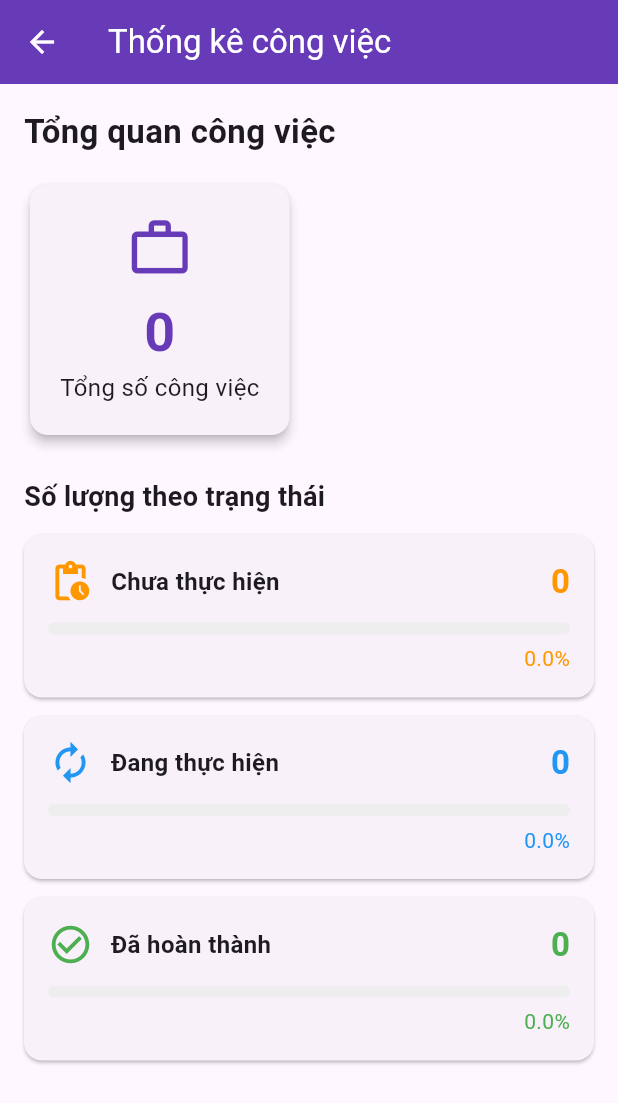
After one commit to doantanluckhmt2411058/KHMT2411058_DOANTANLUC_casestudy2, a Flutter app: the TaskListScreen screen opened directly, after a tap on the "bar chart" icon, on a phone screen of 412 x 824 dp. The commit adds this screen. Shown: the top 1103 px of the screen. Run offline on Flutter 3.47's test engine with Material 3 defaults, Android fonts, the phone set to English and light mode, and no system bars; our stand-ins replace shared_preferences; accounts and stored records are empty; network calls fail.

Commit message:
Hoan thanh E1 thong ke cong viec

```diff
--- /dev/null
+++ b/TaskManager/lib/screens/statistics_screen.dart
@@ -0,0 +1,161 @@
+import 'package:flutter/material.dart';
+
+class StatisticsScreen extends StatelessWidget {
+  final List<dynamic> tasks;
+
+  const StatisticsScreen({super.key, required this.tasks});
+
+  int countByStatus(String status) {
+    return tasks.where((task) {
+      if (task is! Map) return false;
+      return task['status']?.toString() == status;
+    }).length;
+  }
+
+  @override
+  Widget build(BuildContext context) {
+    final todo = countByStatus('todo');
+    final inProgress = countByStatus('in_progress');
+    final completed = countByStatus('completed');
+    final total = tasks.length;
+
+    return Scaffold(
+      appBar: AppBar(
+        title: const Text('Thống kê công việc'),
+        backgroundColor: Colors.deepPurple,
+        foregroundColor: Colors.white,
+      ),
+      body: SingleChildScrollView(
+        padding: const EdgeInsets.all(16),
+        child: Column(
+          crossAxisAlignment: CrossAxisAlignment.start,
+          children: [
+            const Text(
+              'Tổng quan công việc',
+              style: TextStyle(fontSize: 22, fontWeight: FontWeight.bold),
+            ),
+            const SizedBox(height: 16),
+
+            Card(
+              elevation: 3,
+              child: Padding(
+                padding: const EdgeInsets.all(20),
+                child: Column(
+                  children: [
+                    const Icon(
+                      Icons.work_outline,
+                      size: 45,
+                      color: Colors.deepPurple,
+                    ),
+                    const SizedBox(height: 8),
+                    Text(
+                      '$total',
+                      style: const TextStyle(
+                        fontSize: 36,
+                        fontWeight: FontWeight.bold,
+                        color: Colors.deepPurple,
+                      ),
+                    ),
+                    const Text(
+                      'Tổng số công việc',
+                      style: TextStyle(fontSize: 16),
+                    ),
+                  ],
+                ),
+              ),
+            ),
+
+            const SizedBox(height: 24),
+            const Text(
+              'Số lượng theo trạng thái',
+              style: TextStyle(fontSize: 18, fontWeight: FontWeight.bold),
+            ),
+            const SizedBox(height: 12),
+
+            _buildStatusCard(
+              title: 'Chưa thực hiện',
+              count: todo,
+              total: total,
+              color: Colors.orange,
+              icon: Icons.pending_actions,
+            ),
+            _buildStatusCard(
+              title: 'Đang thực hiện',
+              count: inProgress,
+              total: total,
+              color: Colors.blue,
+              icon: Icons.autorenew,
+            ),
+            _buildStatusCard(
+              title: 'Đã hoàn thành',
+              count: completed,
+              total: total,
+              color: Colors.green,
+              icon: Icons.check_circle_outline,
+            ),
+          ],
+        ),
+      ),
+    );
+  }
+
+  Widget _buildStatusCard({
+    required String title,
+    required int count,
+    required int total,
+    required Color color,
+    required IconData icon,
+  }) {
+    final percent = total == 0 ? 0.0 : count / total;
+
+    return Card(
+      margin: const EdgeInsets.only(bottom: 12),
+      child: Padding(
+        padding: const EdgeInsets.all(16),
+        child: Column(
+          children: [
+            Row(
+              children: [
+                Icon(icon, color: color, size: 30),
+                const SizedBox(width: 12),
+                Expanded(
+                  child: Text(
+                    title,
+                    style: const TextStyle(
+                      fontSize: 16,
+                      fontWeight: FontWeight.w600,
+                    ),
+                  ),
+                ),
+                Text(
+                  '$count',
+                  style: TextStyle(
+                    fontSize: 22,
+                    fontWeight: FontWeight.bold,
+                    color: color,
+                  ),
+                ),
+              ],
+            ),
+            const SizedBox(height: 12),
+            LinearProgressIndicator(
+              value: percent,
+              minHeight: 8,
+              backgroundColor: Colors.grey.shade200,
+              valueColor: AlwaysStoppedAnimation<Color>(color),
+              borderRadius: BorderRadius.circular(10),
+            ),
+            const SizedBox(height: 6),
+            Align(
+              alignment: Alignment.centerRight,
+              child: Text(
+                '${(percent * 100).toStringAsFixed(1)}%',
+                style: TextStyle(color: color),
+              ),
+            ),
+          ],
+        ),
+      ),
+    );
+  }
+}
--- a/TaskManager/lib/screens/task_list_screen.dart
+++ b/TaskManager/lib/screens/task_list_screen.dart
@@ -7,6 +7,7 @@ import 'assign_task_screen.dart';
 import 'email_history_screen.dart';
 import '../services/task_service.dart';
 import 'notification_screen.dart';
+import 'statistics_screen.dart';
 
 class TaskListScreen extends StatefulWidget {
   const TaskListScreen({super.key});
@@ -40,6 +41,13 @@ class _TaskListScreenState extends State<TaskListScreen> {
   void dispose() {
     searchController.dispose();
     super.dispose();
+  }
+
+  void openStatistics() {
+    Navigator.push(
+      context,
+      MaterialPageRoute(builder: (_) => StatisticsScreen(tasks: tasks)),
+    );
   }
 
   // Tải danh sách công việc
@@ -773,6 +781,11 @@ class _TaskListScreenState extends State<TaskListScreen> {
               );
             },
           ),
+          IconButton(
+            icon: const Icon(Icons.bar_chart),
+            tooltip: 'Thống kê công việc',
+            onPressed: openStatistics,
+          ),
         ],
       ),
       floatingActionButton: FloatingActionButton.extended(
```
